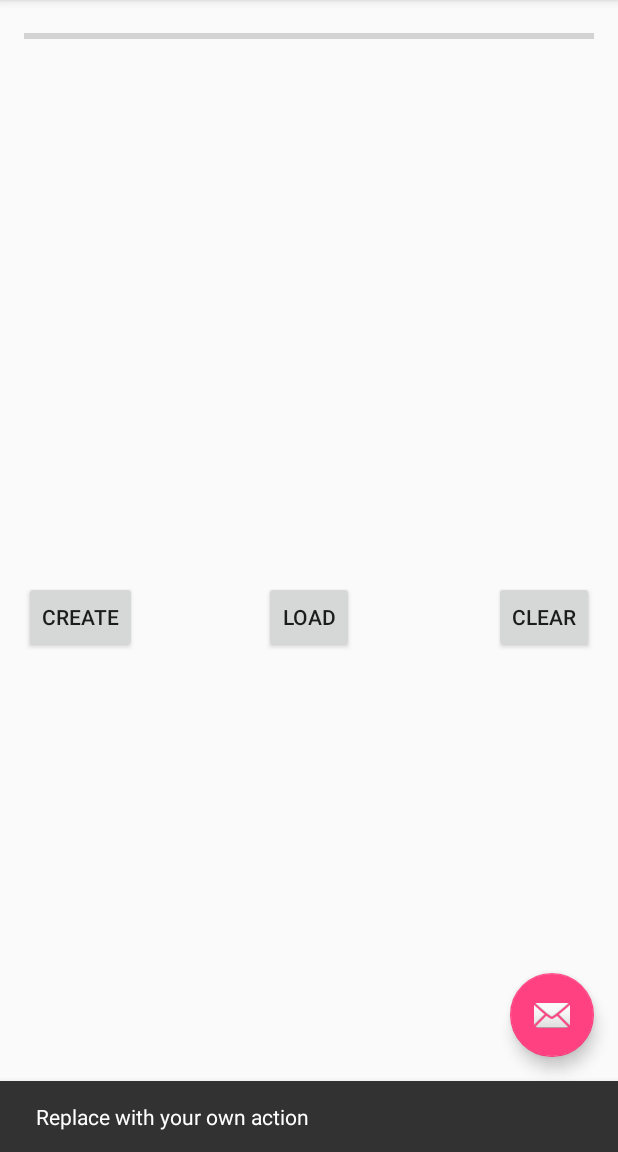
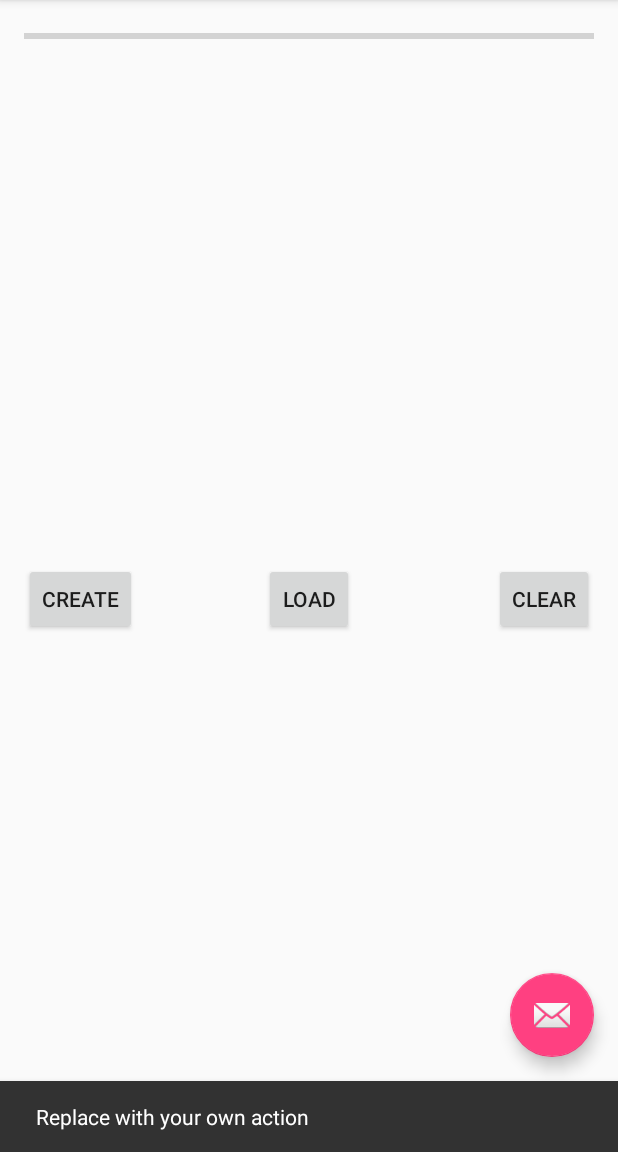
Before and after one commit to johnnymeyer/cs246Homework, an Android app: the screen it shows after launch (MainActivity), after a tap on an icon or button, on a phone screen of 412 x 824 dp, the part 84-1236 px from its top. Run offline under Robolectric (Android 15) with nearby library versions, the phone set to English and light mode, and no system bars.

Commit message:
testing git again

```diff
--- a/week6/Multi-Threads/app/src/main/res/layout/content_main.xml
+++ b/week6/Multi-Threads/app/src/main/res/layout/content_main.xml
@@ -37,7 +37,7 @@
         android:layout_height="wrap_content"
         android:text="CREATE"
         android:id="@+id/button"
-        android:layout_marginTop="55dp"
+        android:layout_marginTop="43dp"
         android:layout_below="@+id/listView"
         android:layout_alignParentLeft="true"
         android:layout_alignParentStart="true" />
```
